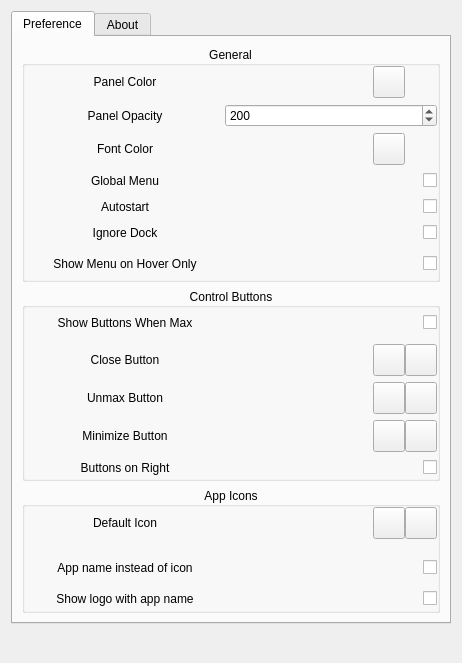
Old version of the form widgets/mainsettingwidget.ui in the repository SeptemberHX/dde-top-panel.
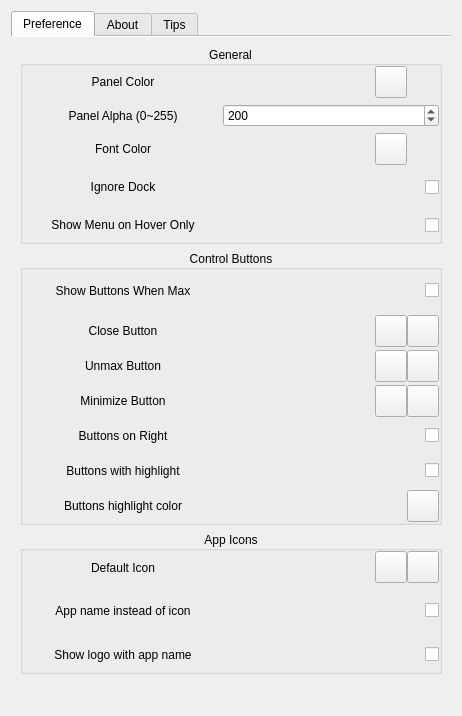
New version of the form. Icons and pictures are not drawn.

Patch:
```diff
--- a/widgets/mainsettingwidget.ui
+++ b/widgets/mainsettingwidget.ui
@@ -7,7 +7,7 @@
     <x>0</x>
     <y>0</y>
     <width>462</width>
-    <height>663</height>
+    <height>716</height>
    </rect>
   </property>
   <property name="windowTitle">
@@ -16,9 +16,24 @@
   <layout class="QVBoxLayout" name="verticalLayout">
    <item>
     <widget class="QTabWidget" name="tabWidget">
+     <property name="tabPosition">
+      <enum>QTabWidget::North</enum>
+     </property>
+     <property name="tabShape">
+      <enum>QTabWidget::Rounded</enum>
+     </property>
      <property name="currentIndex">
       <number>0</number>
      </property>
+     <property name="documentMode">
+      <bool>true</bool>
+     </property>
+     <property name="tabsClosable">
+      <bool>false</bool>
+     </property>
+     <property name="tabBarAutoHide">
+      <bool>false</bool>
+     </property>
      <widget class="QWidget" name="tab">
       <attribute name="title">
        <string>Preference</string>
@@ -201,7 +216,7 @@
                 </size>
                </property>
                <property name="text">
-                <string>Panel Opacity</string>
+                <string>Panel Alpha (0~255)</string>
                </property>
                <property name="alignment">
                 <set>Qt::AlignCenter</set>
@@ -210,6 +225,12 @@
              </item>
              <item>
               <widget class="QSpinBox" name="opacitySpinBox">
+               <property name="maximumSize">
+                <size>
+                 <width>16777215</width>
+                 <height>32</height>
+                </size>
+               </property>
                <property name="maximum">
                 <number>255</number>
                </property>
@@ -344,132 +365,6 @@
             </layout>
            </widget>
           </item>
-          <item>
-           <widget class="QWidget" name="widget_14" native="true">
-            <layout class="QHBoxLayout" name="horizontalLayout_15">
-             <property name="spacing">
-              <number>0</number>
-             </property>
-             <property name="leftMargin">
-              <number>0</number>
-             </property>
-             <property name="topMargin">
-              <number>0</number>
-             </property>
-             <property name="rightMargin">
-              <number>0</number>
-             </property>
-             <property name="bottomMargin">
-              <number>0</number>
-             </property>
-             <item>
-              <widget class="QLabel" name="label_24">
-               <property name="minimumSize">
-                <size>
-                 <width>200</width>
-                 <height>0</height>
-                </size>
-               </property>
-               <property name="maximumSize">
-                <size>
-                 <width>200</width>
-                 <height>16777215</height>
-                </size>
-               </property>
-               <property name="text">
-                <string>Global Menu</string>
-               </property>
-               <property name="alignment">
-                <set>Qt::AlignCenter</set>
-               </property>
-              </widget>
-             </item>
-             <item>
-              <spacer name="horizontalSpacer_13">
-               <property name="orientation">
-                <enum>Qt::Horizontal</enum>
-               </property>
-               <property name="sizeHint" stdset="0">
-                <size>
-                 <width>40</width>
-                 <height>20</height>
-                </size>
-               </property>
-              </spacer>
-             </item>
-             <item>
-              <widget class="QCheckBox" name="globalMenuCheckBox">
-               <property name="text">
-                <string/>
-               </property>
-              </widget>
-             </item>
-            </layout>
-           </widget>
-          </item>
-          <item>
-           <widget class="QWidget" name="widget_15" native="true">
-            <layout class="QHBoxLayout" name="horizontalLayout_16">
-             <property name="spacing">
-              <number>0</number>
-             </property>
-             <property name="leftMargin">
-              <number>0</number>
-             </property>
-             <property name="topMargin">
-              <number>0</number>
-             </property>
-             <property name="rightMargin">
-              <number>0</number>
-             </property>
-             <property name="bottomMargin">
-              <number>0</number>
-             </property>
-             <item>
-              <widget class="QLabel" name="label_25">
-               <property name="minimumSize">
-                <size>
-                 <width>200</width>
-                 <height>0</height>
-                </size>
-               </property>
-               <property name="maximumSize">
-                <size>
-                 <width>200</width>
-                 <height>16777215</height>
-                </size>
-               </property>
-               <property name="text">
-                <string>Autostart</string>
-               </property>
-               <property name="alignment">
-                <set>Qt::AlignCenter</set>
-               </property>
-              </widget>
-             </item>
-             <item>
-              <spacer name="horizontalSpacer_14">
-               <property name="orientation">
-                <enum>Qt::Horizontal</enum>
-               </property>
-               <property name="sizeHint" stdset="0">
-                <size>
-                 <width>40</width>
-                 <height>20</height>
-                </size>
-               </property>
-              </spacer>
-             </item>
-             <item>
-              <widget class="QCheckBox" name="autostartCheckBox">
-               <property name="text">
-                <string/>
-               </property>
-              </widget>
-             </item>
-            </layout>
-           </widget>
-          </item>
           <item>
            <widget class="QWidget" name="widget_12" native="true">
             <property name="toolTip">
@@ -542,6 +437,12 @@
              </item>
              <item>
               <widget class="QCheckBox" name="ignoreDockCheckBox">
+               <property name="minimumSize">
+                <size>
+                 <width>0</width>
+                 <height>32</height>
+                </size>
+               </property>
                <property name="text">
                 <string/>
                </property>
@@ -560,13 +461,13 @@
               <number>0</number>
              </property>
              <property name="topMargin">
-              <number>5</number>
+              <number>0</number>
              </property>
              <property name="rightMargin">
               <number>0</number>
              </property>
              <property name="bottomMargin">
-              <number>5</number>
+              <number>0</number>
              </property>
              <item>
               <widget class="QLabel" name="label_15">
@@ -605,6 +506,12 @@
              </item>
              <item>
               <widget class="QCheckBox" name="menuOnHoverCheckBox">
+               <property name="minimumSize">
+                <size>
+                 <width>0</width>
+                 <height>32</height>
+                </size>
+               </property>
                <property name="text">
                 <string/>
                </property>
@@ -628,6 +535,9 @@
           <bool>false</bool>
          </property>
          <layout class="QVBoxLayout" name="verticalLayout_3">
+          <property name="spacing">
+           <number>3</number>
+          </property>
           <property name="leftMargin">
            <number>0</number>
           </property>
@@ -663,7 +573,7 @@
                <property name="minimumSize">
                 <size>
                  <width>200</width>
-                 <height>0</height>
+                 <height>32</height>
                 </size>
                </property>
                <property name="maximumSize">
@@ -1107,7 +1017,7 @@
                <property name="minimumSize">
                 <size>
                  <width>200</width>
-                 <height>0</height>
+                 <height>32</height>
                 </size>
                </property>
                <property name="maximumSize">
@@ -1147,6 +1057,154 @@
             </layout>
            </widget>
           </item>
+          <item>
+           <widget class="QWidget" name="widget_14" native="true">
+            <property name="minimumSize">
+             <size>
+              <width>0</width>
+              <height>32</height>
+             </size>
+            </property>
+            <layout class="QHBoxLayout" name="horizontalLayout_15">
+             <property name="spacing">
+              <number>0</number>
+             </property>
+             <property name="leftMargin">
+              <number>0</number>
+             </property>
+             <property name="topMargin">
+              <number>0</number>
+             </property>
+             <property name="rightMargin">
+              <number>0</number>
+             </property>
+             <property name="bottomMargin">
+              <number>0</number>
+             </property>
+             <item>
+              <widget class="QLabel" name="label_24">
+               <property name="minimumSize">
+                <size>
+                 <width>200</width>
+                 <height>0</height>
+                </size>
+               </property>
+               <property name="text">
+                <string>Buttons with highlight</string>
+               </property>
+               <property name="alignment">
+                <set>Qt::AlignCenter</set>
+               </property>
+              </widget>
+             </item>
+             <item>
+              <spacer name="horizontalSpacer_13">
+               <property name="orientation">
+                <enum>Qt::Horizontal</enum>
+               </property>
+               <property name="sizeHint" stdset="0">
+                <size>
+                 <width>40</width>
+                 <height>20</height>
+                </size>
+               </property>
+              </spacer>
+             </item>
+             <item>
+              <widget class="QCheckBox" name="buttonHighlightCheckBox">
+               <property name="text">
+                <string/>
+               </property>
+              </widget>
+             </item>
+            </layout>
+           </widget>
+          </item>
+          <item>
+           <widget class="QWidget" name="widget_15" native="true">
+            <property name="minimumSize">
+             <size>
+              <width>0</width>
+              <height>32</height>
+             </size>
+            </property>
+            <layout class="QHBoxLayout" name="horizontalLayout_16">
+             <property name="spacing">
+              <number>0</number>
+             </property>
+             <property name="leftMargin">
+              <number>0</number>
+             </property>
+             <property name="topMargin">
+              <number>0</number>
+             </property>
+             <property name="rightMargin">
+              <number>0</number>
+             </property>
+             <property name="bottomMargin">
+              <number>0</number>
+             </property>
+             <item>
+              <widget class="QLabel" name="label_25">
+               <property name="minimumSize">
+                <size>
+                 <width>200</width>
+                 <height>0</height>
+                </size>
+               </property>
+               <property name="text">
+                <string>Buttons highlight color</string>
+               </property>
+               <property name="alignment">
+                <set>Qt::AlignCenter</set>
+               </property>
+              </widget>
+             </item>
+             <item>
+              <spacer name="horizontalSpacer_14">
+               <property name="orientation">
+                <enum>Qt::Horizontal</enum>
+               </property>
+               <property name="sizeHint" stdset="0">
+                <size>
+                 <width>40</width>
+                 <height>20</height>
+                </size>
+               </property>
+              </spacer>
+             </item>
+             <item>
+              <widget class="QLabel" name="buttonHighlightColorLabel">
+               <property name="minimumSize">
+                <size>
+                 <width>32</width>
+                 <height>32</height>
+                </size>
+               </property>
+               <property name="text">
+                <string/>
+               </property>
+               <property name="alignment">
+                <set>Qt::AlignCenter</set>
+               </property>
+              </widget>
+             </item>
+             <item>
+              <widget class="QToolButton" name="buttonHighlightColorToolButton">
+               <property name="minimumSize">
+                <size>
+                 <width>32</width>
+                 <height>32</height>
+                </size>
+               </property>
+               <property name="text">
+                <string/>
+               </property>
+              </widget>
+             </item>
+            </layout>
+           </widget>
+          </item>
          </layout>
         </widget>
        </item>
@@ -1310,6 +1368,9 @@
              <property name="leftMargin">
               <number>0</number>
              </property>
+             <property name="topMargin">
+              <number>0</number>
+             </property>
              <property name="rightMargin">
               <number>0</number>
              </property>
@@ -1321,7 +1382,7 @@
                <property name="minimumSize">
                 <size>
                  <width>200</width>
-                 <height>0</height>
+                 <height>32</height>
                 </size>
                </property>
                <property name="maximumSize">
@@ -1384,7 +1445,7 @@
                <property name="minimumSize">
                 <size>
                  <width>200</width>
-                 <height>0</height>
+                 <height>32</height>
                 </size>
                </property>
                <property name="maximumSize">
@@ -1785,6 +1846,40 @@
        </item>
       </layout>
      </widget>
+     <widget class="QWidget" name="tab_3">
+      <attribute name="title">
+       <string>Tips</string>
+      </attribute>
+      <layout class="QVBoxLayout" name="verticalLayout_6">
+       <item>
+        <widget class="QTextBrowser" name="textBrowser">
+         <property name="autoFillBackground">
+          <bool>false</bool>
+         </property>
+         <property name="frameShape">
+          <enum>QFrame::NoFrame</enum>
+         </property>
+         <property name="frameShadow">
+          <enum>QFrame::Plain</enum>
+         </property>
+         <property name="markdown">
+          <string>1.  Enable Global Menu by installing 
+    [dde-globalmenu-service](https://github.com/SeptemberHX/dde-globalmenu-service)
+2.  Enable Autostart by right clicking the entry in the launcher
+</string>
+         </property>
+         <property name="html">
+          <string>&lt;!DOCTYPE HTML PUBLIC &quot;-//W3C//DTD HTML 4.0//EN&quot; &quot;http://www.w3.org/TR/REC-html40/strict.dtd&quot;&gt;
+&lt;html&gt;&lt;head&gt;&lt;meta name=&quot;qrichtext&quot; content=&quot;1&quot; /&gt;&lt;style type=&quot;text/css&quot;&gt;
+p, li { white-space: pre-wrap; }
+&lt;/style&gt;&lt;/head&gt;&lt;body style=&quot; font-family:'Noto Sans CJK SC'; font-size:9.75pt; font-weight:400; font-style:normal;&quot;&gt;
+&lt;ol style=&quot;margin-top: 0px; margin-bottom: 0px; margin-left: 0px; margin-right: 0px; -qt-list-indent: 1;&quot;&gt;&lt;li style=&quot; font-size:10pt;&quot; style=&quot; margin-top:6px; margin-bottom:6px; margin-left:0px; margin-right:0px; -qt-block-indent:0; text-indent:0px;&quot;&gt;Enable Global Menu by installing &lt;a href=&quot;https://github.com/SeptemberHX/dde-globalmenu-service&quot;&gt;&lt;span style=&quot; text-decoration: underline; color:#0082fa;&quot;&gt;dde-globalmenu-service&lt;/span&gt;&lt;/a&gt;&lt;/li&gt;
+&lt;li style=&quot; font-size:10pt;&quot; style=&quot; margin-top:6px; margin-bottom:6px; margin-left:0px; margin-right:0px; -qt-block-indent:0; text-indent:0px;&quot;&gt;Enable Autostart by right clicking the entry in the launcher&lt;/li&gt;&lt;/ol&gt;&lt;/body&gt;&lt;/html&gt;</string>
+         </property>
+        </widget>
+       </item>
+      </layout>
+     </widget>
     </widget>
    </item>
    <item>
```
